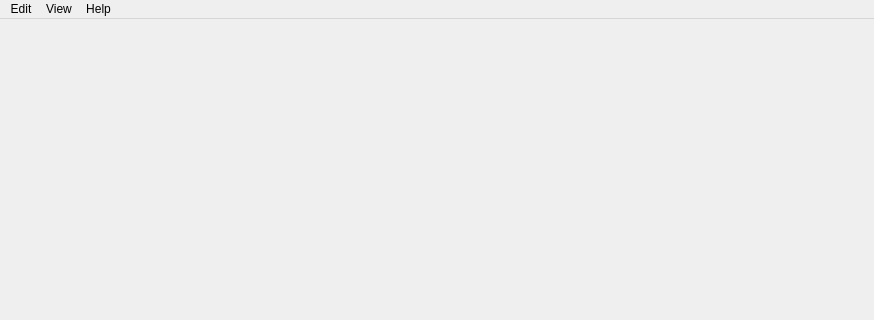
Above: sources/colorman/colorman.ui from mikaelsundell/colorman before the change; both pictures show x 0 to 874 and y 0 to 320 of the 874 by 497 pixel window. Below: the same form after it.
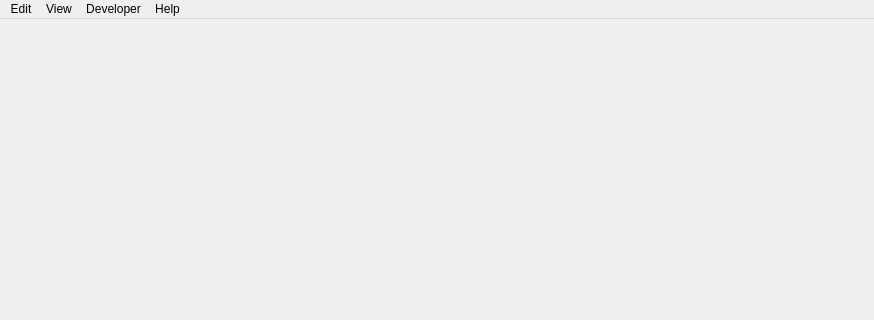
That is the form after the change. Custom widgets are drawn as their Qt base class.

Commit message: Changed structure for colorman Added conceptual python support

```diff
--- a/sources/colorman/colorman.ui
+++ b/sources/colorman/colorman.ui
@@ -40,7 +40,7 @@
      <x>0</x>
      <y>0</y>
      <width>874</width>
-     <height>37</height>
+     <height>24</height>
     </rect>
    </property>
    <widget class="QMenu" name="menuEdit">
@@ -61,8 +61,15 @@
     <addaction name="openGithubReadme"/>
     <addaction name="openGithubIssues"/>
    </widget>
+   <widget class="QMenu" name="menuDeveloper">
+    <property name="title">
+     <string>Developer</string>
+    </property>
+    <addaction name="python"/>
+   </widget>
    <addaction name="menuEdit"/>
    <addaction name="menuView"/>
+   <addaction name="menuDeveloper"/>
    <addaction name="menuHelp"/>
   </widget>
   <widget class="QStatusBar" name="statusbar"/>
```
Left out of the diff: 14 changed lines with no effect on the pictures. The commit also changes 20 other files.
